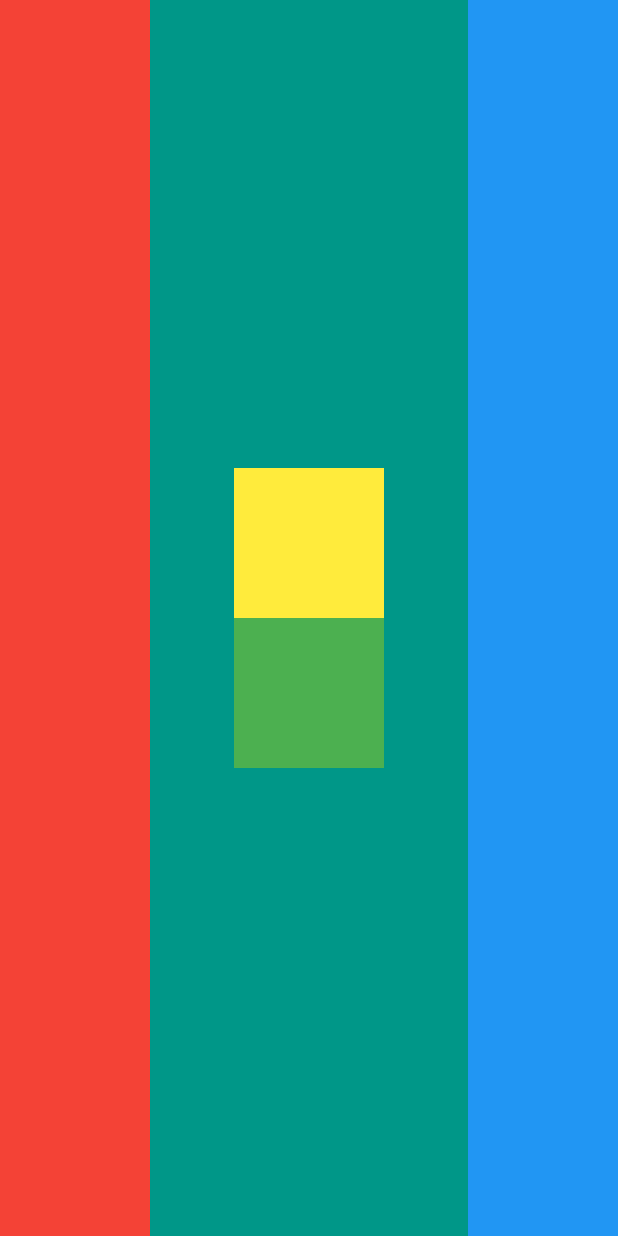
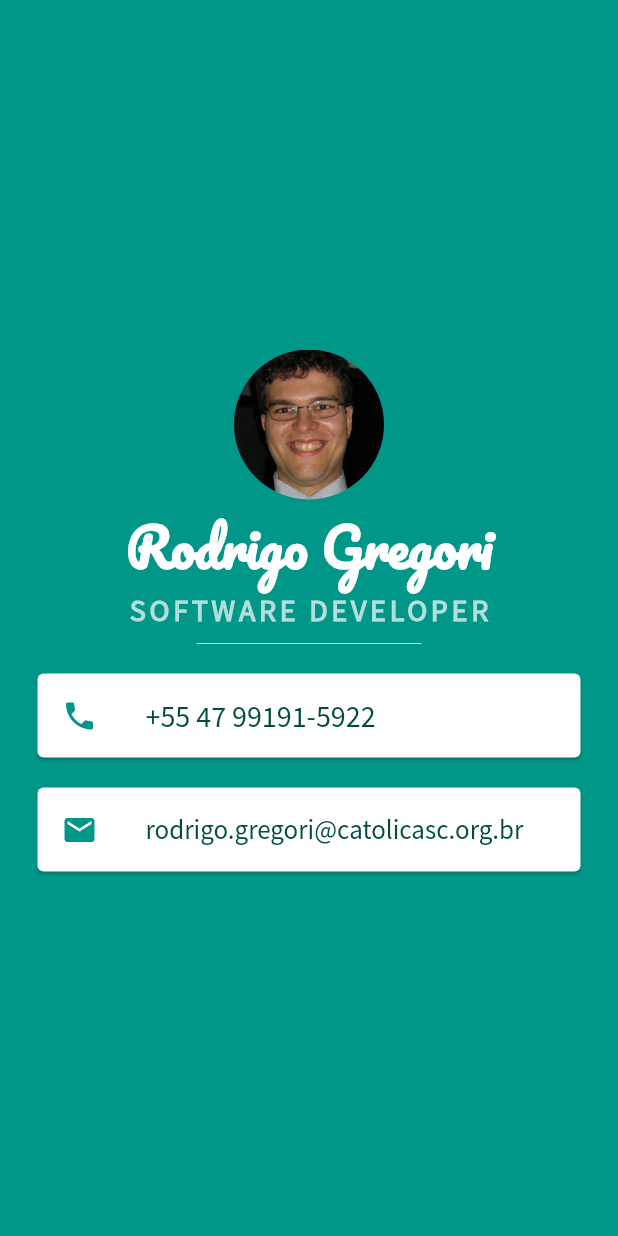
Before and after one commit to gregori/business_card, a Flutter app: the screen it shows after launch, on a phone screen of 412 x 824 dp. Run offline on Flutter 3.47's test engine with Material 2 defaults, Android fonts, the phone set to English and light mode, and no system bars.

Commit message:
Concluir cartão de visitas

```diff
--- a/lib/main.dart
+++ b/lib/main.dart
@@ -14,32 +14,72 @@ class MyApp extends StatelessWidget {
       home: Scaffold(
         backgroundColor: Colors.teal,
         body: SafeArea(
-          child: Row(
-            mainAxisAlignment: MainAxisAlignment.spaceBetween, // centralizado
-            crossAxisAlignment: CrossAxisAlignment.stretch, // ocupa a tela toda
+          child: Column(
+            mainAxisAlignment: MainAxisAlignment.center,
             children: [
-              Container(
-                color: Colors.red,
-                width: 100.0,
+              CircleAvatar(
+                radius: 50.0,
+                backgroundImage: AssetImage('images/rodrigo-perfil.jpg'),
               ),
-              Column(
-                mainAxisAlignment: MainAxisAlignment.center,
-                children: [
-                  Container(
-                    color: Colors.yellow,
-                    width: 100.0,
-                    height: 100.0,
+              Text(
+                'Rodrigo Gregori',
+                style: TextStyle(
+                  fontSize: 35.0,
+                  color: Colors.white,
+                  fontWeight: FontWeight.bold,
+                  fontFamily: 'Pacifico',
+                ),
+              ),
+              Text(
+                'SOFTWARE DEVELOPER',
+                style: TextStyle(
+                  fontSize: 20.0,
+                  color: Colors.teal[100],
+                  fontWeight: FontWeight.bold,
+                  fontFamily: 'Source Sans Pro',
+                  letterSpacing: 2.5,
+                ),
+              ),
+              SizedBox(
+                height: 20.0,
+                width: 150.0,
+                child: Divider(
+                  color: Colors.teal[100],
+                ),
+              ),
+              Card(
+                margin: EdgeInsets.symmetric(vertical: 10.0, horizontal: 25.0),
+                child: ListTile(
+                  leading: Icon(
+                    Icons.phone,
+                    color: Colors.teal,
                   ),
-                  Container(
-                    color: Colors.green,
-                    width: 100.0,
-                    height: 100.0,
+                  title: Text(
+                    '+55 47 99191-5922',
+                    style: TextStyle(
+                      color: Colors.teal[900],
+                      fontFamily: 'Source Sans Pro',
+                      fontSize: 20.0,
+                    ),
                   ),
-                ],
+                ),
               ),
-              Container(
-                color: Colors.blue,
-                width: 100.0,
+              Card(
+                margin: EdgeInsets.symmetric(vertical: 10.0, horizontal: 25.0),
+                child: ListTile(
+                  leading: Icon(
+                    Icons.email,
+                    color: Colors.teal,
+                  ),
+                  title: Text(
+                    'rodrigo.gregori@catolicasc.org.br',
+                    style: TextStyle(
+                      color: Colors.teal[900],
+                      fontFamily: 'Source Sans Pro',
+                      fontSize: 18.0,
+                    ),
+                  ),
+                ),
               ),
             ],
           ),
```
Also changed, not shown: pubspec.yaml (+9 -51 lines), fonts/Pacifico-Regular.ttf (added), fonts/SourceSansPro-Regular.ttf (added), images/rodrigo-perfil.jpg (added).
